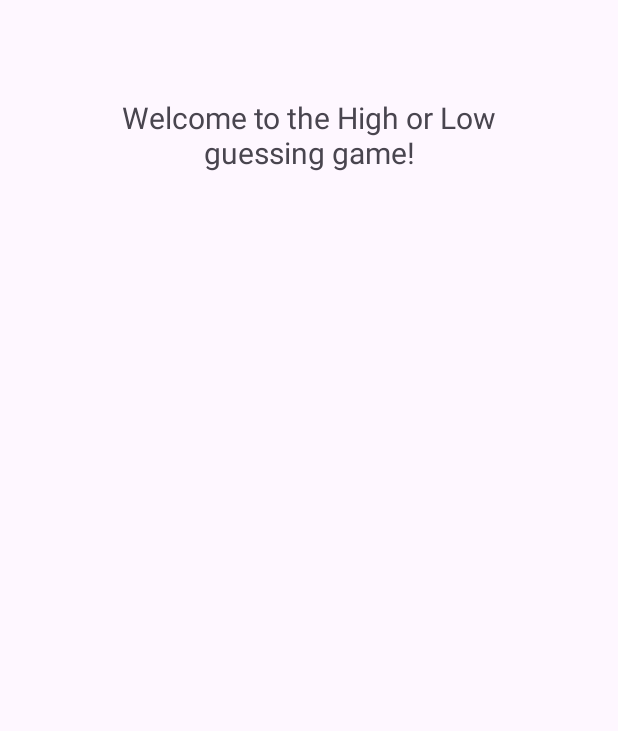
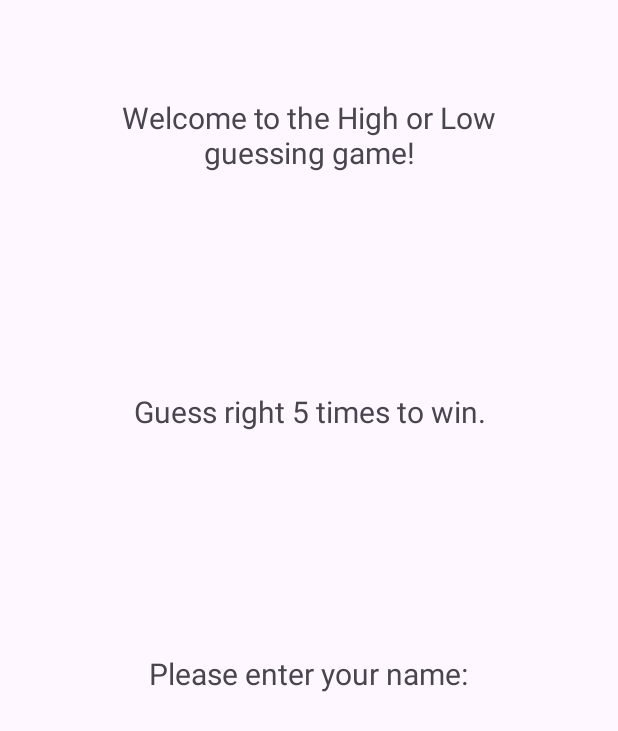
Before and after one commit to JohnnyBee86/GuessingGame, an Android app: the screen it shows after launch (MainActivity), on a phone screen of 412 x 824 dp. Shown: the top 731 px of the screen. Run offline under Robolectric (Android 15) with nearby library versions, the phone set to English and light mode, and no system bars.

Commit message:
Made textviews for MainActivity

```diff
--- a/app/src/main/res/layout/activity_main.xml
+++ b/app/src/main/res/layout/activity_main.xml
@@ -7,6 +7,7 @@
     tools:context=".MainActivity">
 
     <TextView
+        android:id="@+id/textView2"
         android:layout_width="298dp"
         android:layout_height="62dp"
         android:text="@string/main_welcome"
@@ -18,4 +19,31 @@
         app:layout_constraintTop_toTopOf="parent"
         app:layout_constraintVertical_bias="0.085" />
 
+    <TextView
+        android:id="@+id/textView"
+        android:layout_width="wrap_content"
+        android:layout_height="wrap_content"
+        android:text="@string/main_description"
+        android:textAlignment="center"
+        android:textSize="20sp"
+        app:layout_constraintBottom_toBottomOf="parent"
+        app:layout_constraintEnd_toEndOf="parent"
+        app:layout_constraintStart_toStartOf="parent"
+        app:layout_constraintTop_toBottomOf="@+id/textView2"
+        app:layout_constraintVertical_bias="0.2" />
+
+    <TextView
+        android:id="@+id/textView3"
+        android:layout_width="wrap_content"
+        android:layout_height="wrap_content"
+        android:text="@string/main_name_prompt"
+        android:textAlignment="center"
+        android:textSize="20sp"
+        app:layout_constraintBottom_toBottomOf="parent"
+        app:layout_constraintEnd_toEndOf="parent"
+        app:layout_constraintHorizontal_bias="0.498"
+        app:layout_constraintStart_toStartOf="parent"
+        app:layout_constraintTop_toBottomOf="@+id/textView"
+        app:layout_constraintVertical_bias="0.29" />
+
 </androidx.constraintlayout.widget.ConstraintLayout>
```
